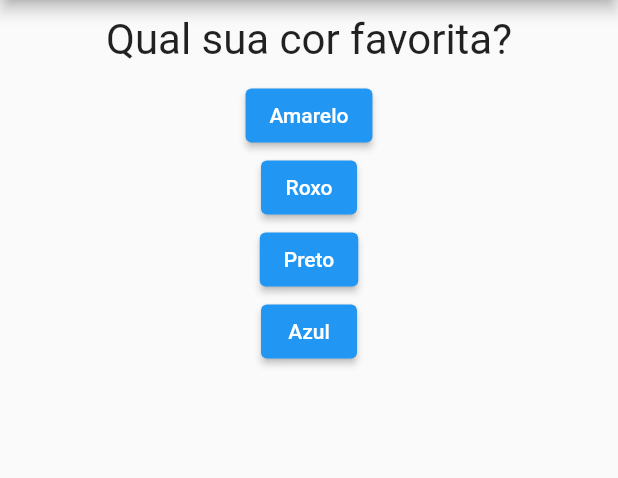
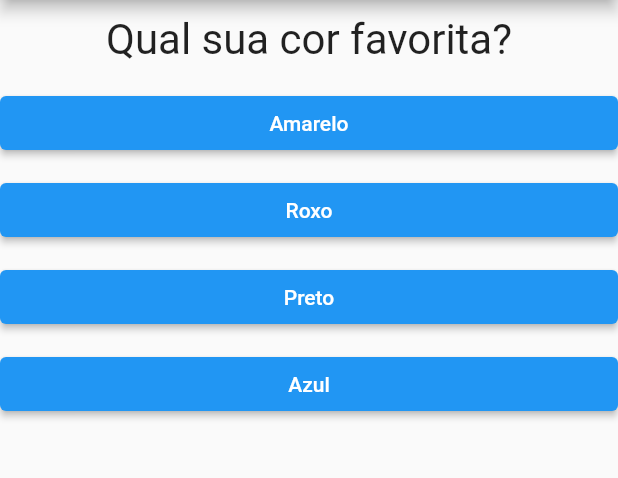
Before and after one commit to AllanCicceri/QuestionsApp, a Flutter app: the screen it shows after launch, on a phone screen of 412 x 824 dp, the part 84-562 px from its top. Run offline on Flutter 3.47's test engine with Material 2 defaults, Android fonts, the phone set to English and light mode, and no system bars.

Commit message:
Layout adjustent

```diff
--- a/lib/resposta.dart
+++ b/lib/resposta.dart
@@ -8,9 +8,13 @@ class Resposta extends StatelessWidget {
 
   @override
   Widget build(BuildContext context) {
-    return ElevatedButton(
-      onPressed: _whenSelected,
-      child: Text(_resposta),
+    return Container(
+      width: double.infinity,
+      margin: EdgeInsets.fromLTRB(0, 5, 0, 5),
+      child: ElevatedButton(
+        onPressed: _whenSelected,
+        child: Text(_resposta),
+      ),
     );
   }
 }
```
